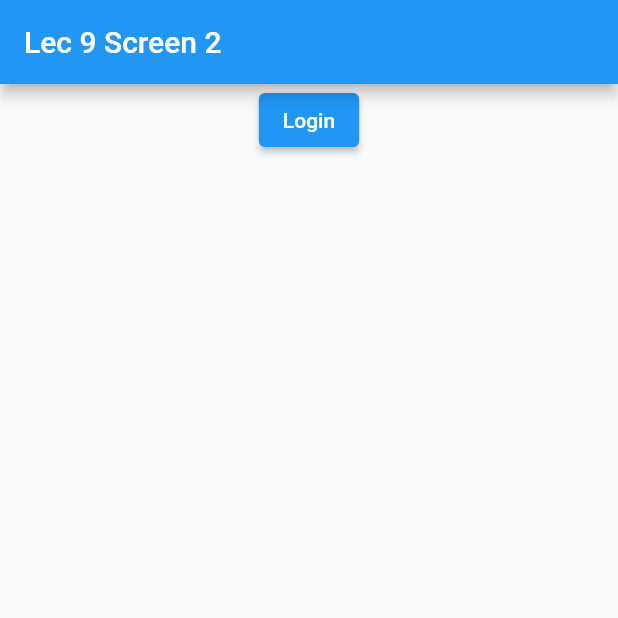
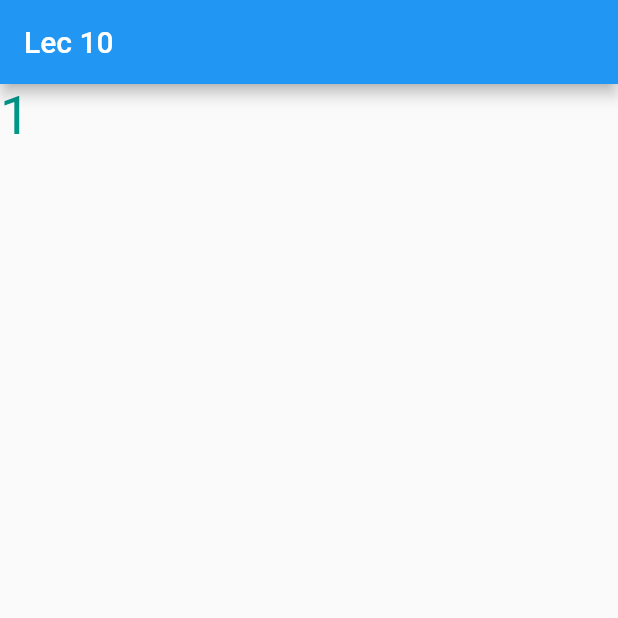
Before and after one commit to Isuranga2/MIHA_Learning, a Flutter app: the screen it shows after launch, on a phone screen of 412 x 824 dp, the top half of it. Run offline on Flutter 3.47's test engine with Material 2 defaults, Android fonts, the phone set to English and light mode, and no system bars; our stand-ins replace flutter_svg; accounts and stored records are empty.

Commit message:
complete lec 10

```diff
--- a/lib/main.dart
+++ b/lib/main.dart
@@ -1,3 +1,5 @@
+import 'package:MIHA_Learning/screens/lec10/lec10Screen.dart';
+import 'package:MIHA_Learning/screens/lec10/lec10Screen2.dart';
 import 'package:MIHA_Learning/screens/lec6/lec6Screen.dart';
 
 import 'package:MIHA_Learning/screens/lec8/lec8Screen4.dart';
@@ -25,7 +27,7 @@ class MyApp extends StatelessWidget {
       //   '/second': (context) => const Lec8Screen2(),
       //   '/third': (context) => const Lec8Screen3(),
       // },
-      home: const Lec9Screen2(), //Screen widget
+      home: const Lec10Screen2(), //Screen widget
     );
   }
 }
--- /dev/null
+++ b/lib/screens/lec10/lec10Screen2.dart
@@ -0,0 +1,132 @@
+import 'package:flutter/material.dart';
+
+class Lec10Screen2 extends StatefulWidget {
+  const Lec10Screen2({super.key});
+
+  @override
+  State<Lec10Screen2> createState() => _Lec10Screen2State();
+}
+
+class _Lec10Screen2State extends State<Lec10Screen2> {
+  List<String> veggies = ['Broccoli', 'Carrot', 'Cucumber', 'Apple', 'Mango'];
+
+  Future<List<String>> getData() {
+    return Future.delayed(Duration(seconds: 2), () {
+      // return "I am Kamal";
+      return veggies;
+    });
+  }
+
+  Stream<int> generateNumbers = (() async* {
+    await Future<void>.delayed(Duration(seconds: 2));
+
+    for (int i = 1; i <= 5; i++) {
+      await Future<void>.delayed(Duration(seconds: 3));
+      yield i;
+    }
+  })();
+
+  @override
+  Widget build(BuildContext context) {
+    return Scaffold(
+      appBar: AppBar(title: const Text("Lec 10")),
+      // body: ListView.builder(
+      //   itemCount: veggies.length,
+      //   itemBuilder: (context, int index) {
+
+      //     //! Return Widget
+      //     return Container(
+      //       color: Colors.green,
+      //       height: 30,
+      //       margin: EdgeInsets.only(bottom: 10),
+      //       child: Text(veggies[index]));
+      //   },
+      // )
+      // body: GridView.builder(
+      //     gridDelegate: const SliverGridDelegateWithMaxCrossAxisExtent(
+      //         maxCrossAxisExtent: 200,
+      //         childAspectRatio: 3 / 2,
+      //         crossAxisSpacing: 5,
+      //         mainAxisSpacing: 4),
+      //     itemCount: veggies.length,
+      //     itemBuilder: (BuildContext ctx, index) {
+      //       //! Return Widget
+      //       return Container(
+      //         alignment: Alignment.center,
+      //         decoration: BoxDecoration(
+      //             color: Colors.amber,
+      //             borderRadius: BorderRadius.circular(15)),
+      //         child: Text(veggies[index]),
+      //       );
+      //     }),
+      // body: FutureBuilder(
+      //   future: getData(),
+      //   builder: (BuildContext ctx, snapshot) {
+      //     if (snapshot.connectionState == ConnectionState.done) {
+      //       // If we got an error
+      //       if (snapshot.hasError) {
+      //         return Center(
+      //           child: Text(
+      //             '${snapshot.error} occurred',
+      //             style: TextStyle(fontSize: 18),
+      //           ),
+      //         );
+      //         // if we got our data
+      //       } else if (snapshot.hasData) {
+      //         // Extracting data from snapshot object
+      //         final data = snapshot.data as List<String>;
+      //         //! Return Widget
+      //         return Center(
+      //           child: Container(
+      //             // color: Colors.blue,
+      //             // child: Text(
+      //             //   '$data',
+      //             //   style: TextStyle(fontSize: 18),
+      //             // ),
+      //             child: ListView.builder(
+      //               itemCount: data.length,
+      //               itemBuilder: (context, int index) {
+      //                 //! Return Widget
+      //                 return Container(
+      //                     color: Colors.green,
+      //                     height: 30,
+      //                     margin: EdgeInsets.only(bottom: 10),
+      //                     child: Text(data[index]));
+      //               },
+      //             ),
+      //           ),
+      //         );
+      //       }
+      //     }
+      //     // Displaying LoadingSpinner to indicate waiting state
+      //     return Center(
+      //       child: CircularProgressIndicator(),
+      //     );
+      //   },
+      // ),
+      body: StreamBuilder<int>(
+        stream: generateNumbers,
+        builder: (
+          BuildContext context,
+          AsyncSnapshot<int> snapshot,
+        ) {
+          if (snapshot.connectionState == ConnectionState.waiting) {
+            return CircularProgressIndicator();
+          } else if (snapshot.connectionState == ConnectionState.active ||
+              snapshot.connectionState == ConnectionState.done) {
+            if (snapshot.hasError) {
+              return const Text('Error');
+            } else if (snapshot.hasData) {
+              return Text(snapshot.data.toString(),
+                  style: const TextStyle(color: Colors.teal, fontSize: 36));
+            } else {
+              return const Text('Empty data');
+            }
+          } else {
+            return Text('State: ${snapshot.connectionState}');
+          }
+        },
+      ),
+    );
+  }
+}
```
Also changed, not shown: lib/screens/lec10/lec10Screen.dart (added, +40 -0 lines).
